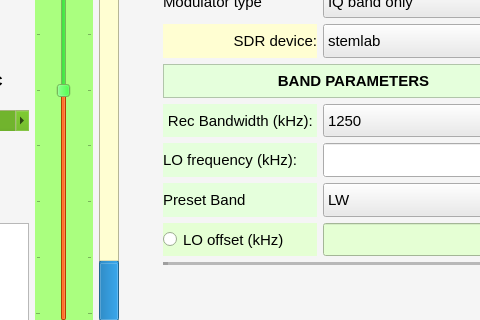
This is sources/core/ressources/COHIWizard_GUI_v10_scrollhv_skin_5.ui in hermy-sf/COHIWizard as Qt 5 draws it before an edit; both pictures show x 571 to 1051 and y 324 to 644 of the 1145 by 944 pixel window. The edited form follows.
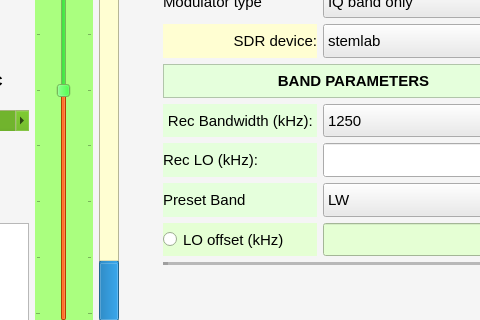
This is the edited form. Icons and pictures are not drawn. Custom widgets are drawn as their Qt base class.

The edit to the form file:
```diff
--- a/sources/core/ressources/COHIWizard_GUI_v10_scrollhv_skin_5.ui
+++ b/sources/core/ressources/COHIWizard_GUI_v10_scrollhv_skin_5.ui
@@ -3596,7 +3596,7 @@
                  <bool>true</bool>
                 </property>
                 <property name="text">
-                 <string>LO frequency (kHz): </string>
+                 <string>Rec LO (kHz): </string>
                 </property>
                 <property name="alignment">
                  <set>Qt::AlignLeading|Qt::AlignLeft|Qt::AlignVCenter</set>
```
